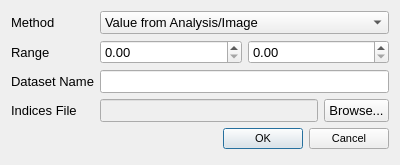
Above: dataextractordialog.ui from VespucciProject/Vespucci before the change. Below: the same form after it.
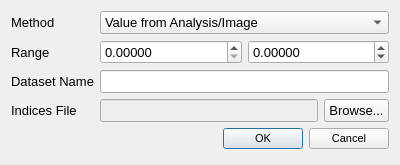
That is the form after the change.

```diff
--- a/dataextractordialog.ui
+++ b/dataextractordialog.ui
@@ -29,10 +29,27 @@
    <item row="1" column="1">
     <layout class="QHBoxLayout" name="horizontalLayout_2">
      <item>
-      <widget class="QDoubleSpinBox" name="lowerDoubleSpinBox"/>
+      <widget class="QDoubleSpinBox" name="lowerDoubleSpinBox">
+       <property name="decimals">
+        <number>5</number>
+       </property>
+       <property name="maximum">
+        <double>1000000000.000000000000000</double>
+       </property>
+      </widget>
      </item>
      <item>
-      <widget class="QDoubleSpinBox" name="upperDoubleSpinBox"/>
+      <widget class="QDoubleSpinBox" name="upperDoubleSpinBox">
+       <property name="decimals">
+        <number>5</number>
+       </property>
+       <property name="minimum">
+        <double>-1000000000.000000000000000</double>
+       </property>
+       <property name="maximum">
+        <double>1000000000.000000000000000</double>
+       </property>
+      </widget>
      </item>
     </layout>
    </item>
```
